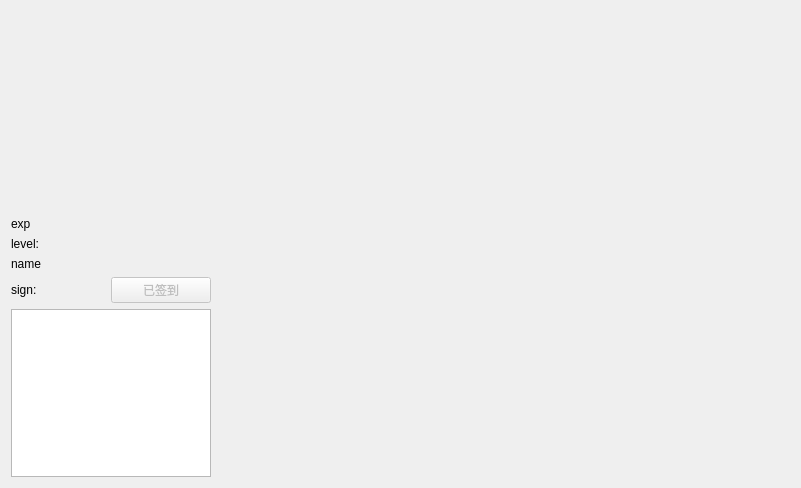
Above: ui/user.ui from tonquer/ehentai-qt before the change. Below: the same form after it.
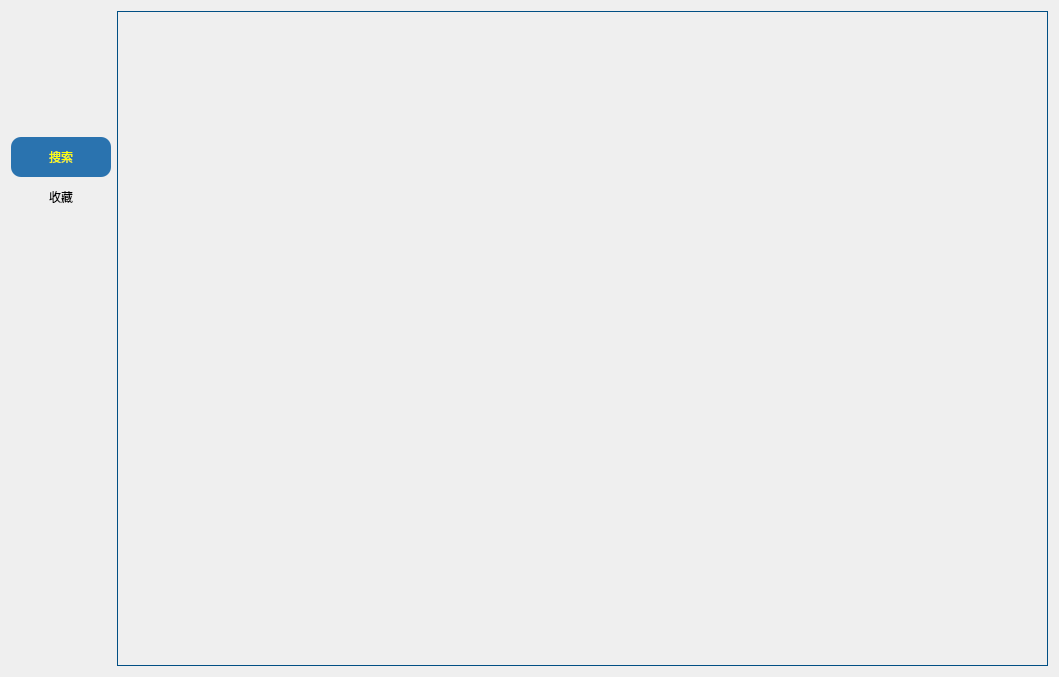
That is the form after the change. Icons and pictures are not drawn. Custom widgets are drawn as their Qt base class.

Commit message: 新增收藏，登录优化

```diff
--- a/ui/user.ui
+++ b/ui/user.ui
@@ -6,8 +6,8 @@
    <rect>
     <x>0</x>
     <y>0</y>
-    <width>801</width>
-    <height>488</height>
+    <width>1059</width>
+    <height>677</height>
    </rect>
   </property>
   <property name="minimumSize">
@@ -20,9 +20,6 @@
    <string>Form</string>
   </property>
   <layout class="QGridLayout" name="gridLayout_2">
-   <item row="0" column="1">
-    <widget class="QStackedWidget" name="stackedWidget"/>
-   </item>
    <item row="0" column="0">
     <layout class="QGridLayout" name="gridLayout">
      <item row="0" column="0">
@@ -34,20 +31,20 @@
         <enum>QLayout::SetDefaultConstraint</enum>
        </property>
        <item>
-        <widget class="QLabel" name="icon">
+        <widget class="HeadLabel" name="icon">
          <property name="enabled">
           <bool>true</bool>
          </property>
          <property name="minimumSize">
           <size>
-           <width>200</width>
-           <height>200</height>
+           <width>100</width>
+           <height>100</height>
           </size>
          </property>
          <property name="maximumSize">
           <size>
-           <width>200</width>
-           <height>200</height>
+           <width>100</width>
+           <height>100</height>
           </size>
          </property>
          <property name="styleSheet">
@@ -64,59 +61,33 @@
          </property>
         </widget>
        </item>
-       <item>
-        <widget class="QLabel" name="exp">
-         <property name="maximumSize">
-          <size>
-           <width>200</width>
-           <height>16777215</height>
-          </size>
-         </property>
-         <property name="text">
-          <string>exp</string>
-         </property>
-        </widget>
-       </item>
-       <item>
-        <widget class="QLabel" name="level">
-         <property name="maximumSize">
-          <size>
-           <width>200</width>
-           <height>16777215</height>
-          </size>
-         </property>
-         <property name="text">
-          <string>level:</string>
-         </property>
-        </widget>
-       </item>
        <item>
         <widget class="QLabel" name="name">
          <property name="maximumSize">
           <size>
-           <width>200</width>
+           <width>100</width>
            <height>16777215</height>
           </size>
          </property>
          <property name="text">
-          <string>name</string>
+          <string/>
+         </property>
+         <property name="alignment">
+          <set>Qt::AlignCenter</set>
          </property>
         </widget>
        </item>
        <item>
-        <layout class="QHBoxLayout" name="horizontalLayout">
+        <layout class="QVBoxLayout" name="verticalLayout_2">
          <property name="spacing">
           <number>0</number>
          </property>
-         <property name="sizeConstraint">
-          <enum>QLayout::SetDefaultConstraint</enum>
-         </property>
          <item>
-          <widget class="QLabel" name="sign">
+          <widget class="QToolButton" name="toolButton0">
            <property name="minimumSize">
             <size>
-             <width>0</width>
-             <height>0</height>
+             <width>100</width>
+             <height>40</height>
             </size>
            </property>
            <property name="maximumSize">
@@ -125,15 +96,52 @@
              <height>16777215</height>
             </size>
            </property>
+           <property name="styleSheet">
+            <string notr="true">/* 正常时，按钮颜色 */
+QToolButton{
+    background:transparent;
+    color: rgb(0, 0, 2);
+    border-style: outset;
+    border-color: beige;
+    border-radius: 10px;
+}
+
+/* 鼠标在按钮上时，按钮颜色 */
+ QToolButton:hover
+{
+    background-color:rgb(21, 85, 154);
+    border-radius: 10px;
+    color: rgb(0, 0, 0);
+}
+
+ /* 按钮被单击后，按钮颜色 */
+QToolButton:checked {
+    background-color:rgb(42, 115, 175);
+    border-radius: 10px;
+    color: rgb(255, 255, 0);
+}</string>
+           </property>
            <property name="text">
-            <string>sign:</string>
+            <string>搜索</string>
            </property>
+           <property name="checkable">
+            <bool>true</bool>
+           </property>
+           <property name="checked">
+            <bool>true</bool>
+           </property>
+           <attribute name="buttonGroup">
+            <string notr="true">buttonGroup</string>
+           </attribute>
           </widget>
          </item>
          <item>
-          <widget class="QPushButton" name="signButton">
-           <property name="enabled">
-            <bool>false</bool>
+          <widget class="QToolButton" name="toolButton1">
+           <property name="minimumSize">
+            <size>
+             <width>100</width>
+             <height>40</height>
+            </size>
            </property>
            <property name="maximumSize">
             <size>
@@ -141,35 +149,77 @@
              <height>16777215</height>
             </size>
            </property>
+           <property name="styleSheet">
+            <string notr="true">/* 正常时，按钮颜色 */
+QToolButton{
+    background:transparent;
+    color: rgb(0, 0, 2);
+    border-style: outset;
+    border-color: beige;
+    border-radius: 10px;
+}
+
+/* 鼠标在按钮上时，按钮颜色 */
+ QToolButton:hover
+{
+    background-color:rgb(21, 85, 154);
+    border-radius: 10px;
+    color: rgb(0, 0, 0);
+}
+
+ /* 按钮被单击后，按钮颜色 */
+QToolButton:checked {
+    background-color:rgb(42, 115, 175);
+    border-radius: 10px;
+    color: rgb(255, 255, 0);
+}</string>
+           </property>
            <property name="text">
-            <string>已签到</string>
+            <string>收藏</string>
            </property>
+           <property name="checkable">
+            <bool>true</bool>
+           </property>
+           <attribute name="buttonGroup">
+            <string notr="true">buttonGroup</string>
+           </attribute>
           </widget>
          </item>
+         <item>
+          <spacer name="verticalSpacer_2">
+           <property name="orientation">
+            <enum>Qt::Vertical</enum>
+           </property>
+           <property name="sizeHint" stdset="0">
+            <size>
+             <width>20</width>
+             <height>40</height>
+            </size>
+           </property>
+          </spacer>
+         </item>
         </layout>
        </item>
-       <item>
-        <widget class="QListWidget" name="listWidget">
-         <property name="minimumSize">
-          <size>
-           <width>0</width>
-           <height>0</height>
-          </size>
-         </property>
-         <property name="maximumSize">
-          <size>
-           <width>200</width>
-           <height>16777215</height>
-          </size>
-         </property>
-        </widget>
-       </item>
       </layout>
      </item>
     </layout>
    </item>
+   <item row="0" column="1">
+    <widget class="QStackedWidget" name="stackedWidget">
+     <property name="styleSheet">
+      <string notr="true">#stackedWidget {border:1px solid #014F84;}</string>
+     </property>
+    </widget>
+   </item>
   </layout>
  </widget>
+ <customwidgets>
+  <customwidget>
+   <class>HeadLabel</class>
+   <extends>QLabel</extends>
+   <header location="global">.head_label.h</header>
+  </customwidget>
+ </customwidgets>
  <resources/>
  <connections>
   <connection>
```
Left out of the diff: 22 changed lines with no effect on the pictures. The commit also changes 83 other files.
